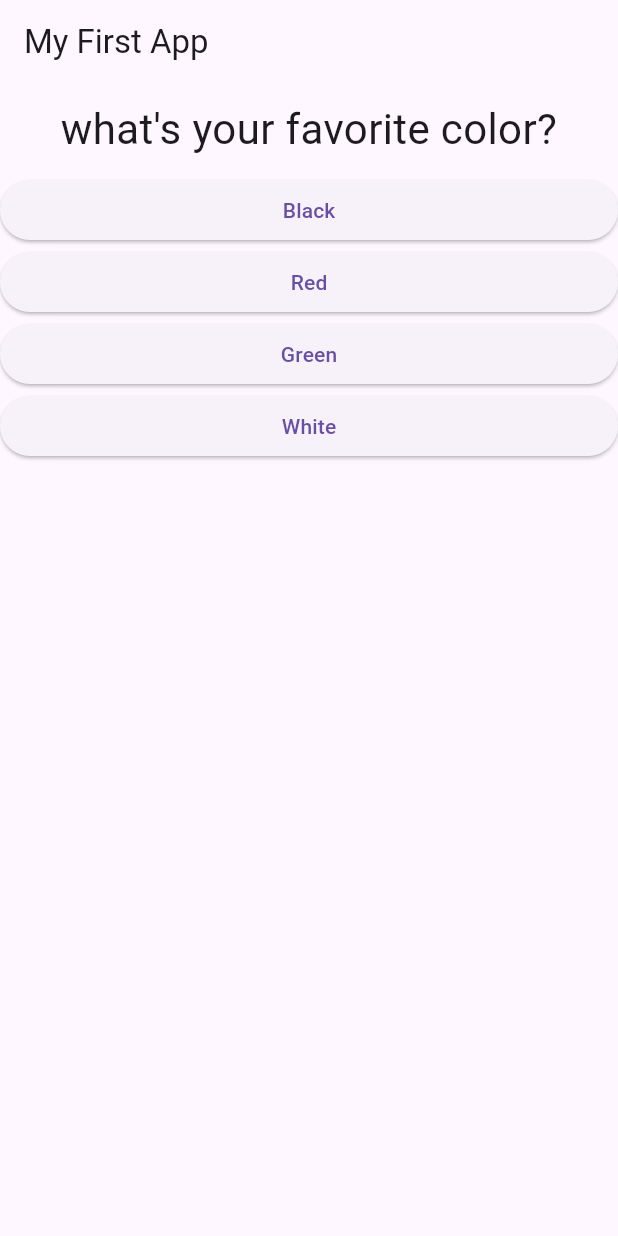
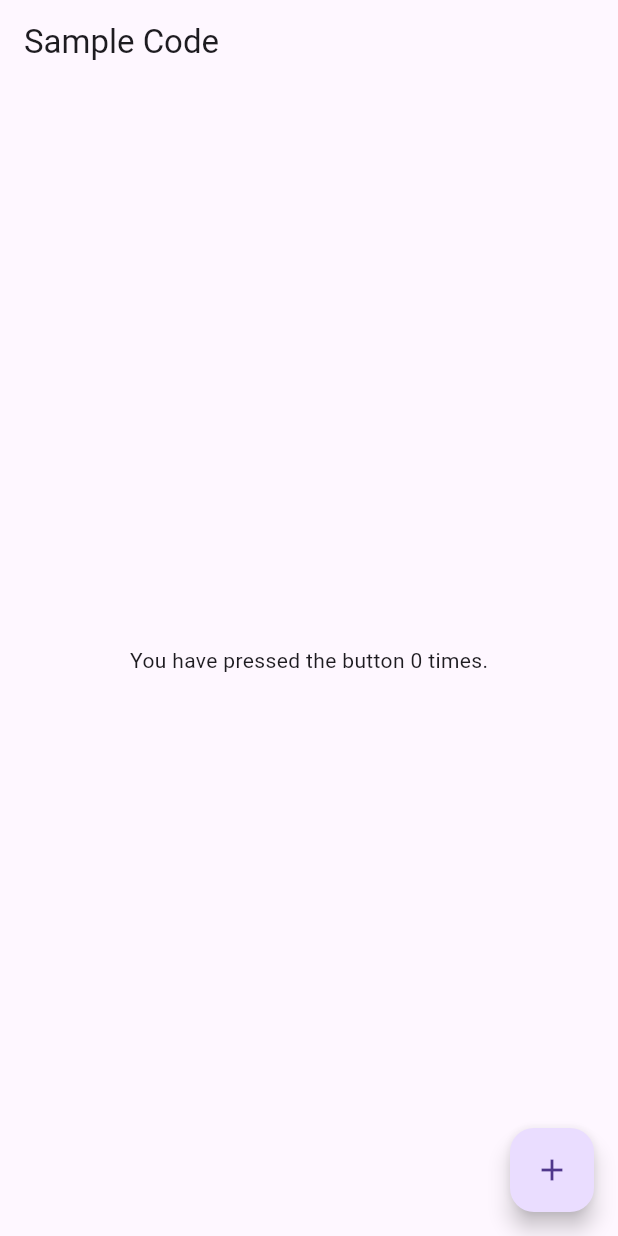
Before and after one commit to youngstone89/flutter_mastery, a Flutter app: the screen it shows after launch, on a phone screen of 412 x 824 dp. Run offline on Flutter 3.47's test engine with Material 3 defaults, Android fonts, the phone set to English and light mode, and no system bars.

Commit message:
simple button counter

```diff
--- a/lib/answer.dart
+++ /dev/null
@@ -1,20 +0,0 @@
-import 'dart:core';
-
-import 'package:flutter/material.dart';
-
-class Answer extends StatelessWidget {
-  final VoidCallback selectHandler;
-  final String answerText;
-  Answer(this.selectHandler, this.answerText);
-
-  @override
-  Widget build(BuildContext context) {
-    return Container(
-      width: double.infinity,
-      child: ElevatedButton(
-        child: Text(answerText),
-        onPressed: selectHandler,
-      ),
-    );
-  }
-}
--- a/lib/main.dart
+++ b/lib/main.dart
@@ -1,79 +1,44 @@
 import 'package:flutter/material.dart';
-import 'package:flutter_mastery/quiz.dart';
-import 'package:flutter_mastery/result.dart';
 
-import './question.dart';
-import './answer.dart';
+void main() => runApp(MyApp());
 
-void main() {
-  runApp(MyApp());
-}
+class MyApp extends StatelessWidget {
+  const MyApp({super.key});
 
-class MyApp extends StatefulWidget {
   @override
-  State<StatefulWidget> createState() {
-    return _MyAppState();
+  Widget build(BuildContext context) {
+    return const MaterialApp(
+      home: Counter(),
+    );
   }
 }
 
-class _MyAppState extends State<MyApp> {
-  final _questions = const [
-    {
-      'questionText': 'what\'s your favorite color?',
-      'answers': [
-        {'text': 'Black', 'score': 1},
-        {'text': 'Red', 'score': 2},
-        {'text': 'Green', 'score': 3},
-        {'text': 'White', 'score': 5},
-      ],
-    },
-    {
-      'questionText': 'what\'s your favorite animal?',
-      'answers': [
-        {'text': 'Rabbit', 'score': 1},
-        {'text': 'Snake', 'score': 5},
-        {'text': 'Elephant', 'score': 2},
-        {'text': 'RaLionbbit', 'score': 7},
-      ],
-    },
-    {
-      'questionText': 'what\'s your favorite instructor?',
-      'answers': [
-        {'text': 'max', 'score': 1},
-        {'text': 'bob', 'score': 5},
-        {'text': 'Nil', 'score': 2},
-        {'text': 'Duke', 'score': 7},
-      ],
-    }
-  ];
-  var _questionIndex = 0;
-  var _totalScore = 0;
-  void _answerQuestion(int score) {
-    _totalScore += score;
-    setState(() {
-      _questionIndex = _questionIndex + 1;
-    });
-    if (_questionIndex < _questions.length) {
-      print('We have more questions');
-    } else {
-      print('no more questions');
-    }
+class Counter extends StatefulWidget {
+  const Counter({super.key});
+
+  @override
+  State<Counter> createState() => _CounterState();
+}
+
+class _CounterState extends State<Counter> {
+  int _count = 0;
+
+  void increaseCount() {
+    _count++;
+    print('increased count: $_count');
   }
 
   @override
   Widget build(BuildContext context) {
-    return MaterialApp(
-      home: Scaffold(
-        appBar: AppBar(
-          title: Text('My First App'),
-        ),
-        body: _questionIndex < _questions.length
-            ? Quiz(
-                answerQuestion: _answerQuestion,
-                questions: _questions,
-                questionIndex: _questionIndex,
-              )
-            : Result(_totalScore),
+    return Scaffold(
+      appBar: AppBar(
+        title: const Text('Sample Code'),
+      ),
+      body: Center(child: Text('You have pressed the button $_count times.')),
+      floatingActionButton: FloatingActionButton(
+        onPressed: () => setState(increaseCount),
+        tooltip: 'Increment Counter',
+        child: const Icon(Icons.add),
       ),
     );
   }
--- a/lib/question.dart
+++ /dev/null
@@ -1,23 +0,0 @@
-import 'package:flutter/src/foundation/key.dart';
-import 'package:flutter/src/widgets/framework.dart';
-
-import 'package:flutter/material.dart';
-
-class Question extends StatelessWidget {
-  final String questionText;
-
-  Question(this.questionText);
-
-  @override
-  Widget build(BuildContext context) {
-    return Container(
-      width: double.infinity,
-      margin: EdgeInsets.all(10),
-      child: Text(
-        questionText,
-        style: TextStyle(fontSize: 28),
-        textAlign: TextAlign.center,
-      ),
-    );
-  }
-}
--- a/lib/quiz.dart
+++ /dev/null
@@ -1,26 +0,0 @@
-import 'package:flutter/material.dart';
-import './question.dart';
-import './answer.dart';
-
-class Quiz extends StatelessWidget {
-  final List<Map<String, Object>> questions;
-  final Function answerQuestion;
-  final int questionIndex;
-
-  Quiz(
-      {required this.questions,
-      required this.answerQuestion,
-      required this.questionIndex});
-
-  @override
-  Widget build(BuildContext context) {
-    return Column(children: [
-      Question(questions[questionIndex]['questionText'] as String),
-      ...(questions[questionIndex]['answers'] as List<Map<String, Object>>)
-          .map((answer) {
-        return Answer(
-            () => answerQuestion(answer['score']), answer['text'] as String);
-      }).toList()
-    ]);
-  }
-}
--- a/lib/result.dart
+++ /dev/null
@@ -1,30 +0,0 @@
-import 'package:flutter/material.dart';
-
-class Result extends StatelessWidget {
-  final int resultScore;
-  Result(this.resultScore);
-
-  String get resultPhrase {
-    var resultText = 'You did it!';
-    if (resultScore <= 8) {
-      resultText = 'You are awesome and innocent';
-    } else if (resultScore <= 12) {
-      resultText = 'Pretty likeable!';
-    } else if (resultScore <= 16) {
-      resultText = 'You are .. strange ?';
-    } else {
-      resultText = 'You are so bad';
-    }
-    return resultText;
-  }
-
-  @override
-  Widget build(BuildContext context) {
-    return Center(
-      child: Text(
-        resultPhrase,
-        style: TextStyle(fontSize: 36, fontWeight: FontWeight.bold),
-      ),
-    );
-  }
-}
```
Also changed, not shown: 1 other file.
